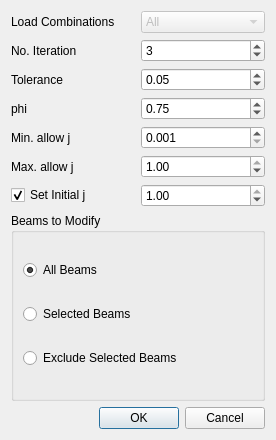
Above: applications/cfactor/widgets/beam_j.ui from ebrahimraeyat/civilTools before the change. Below: the same form after it.
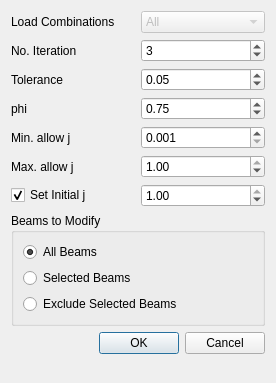
That is the form after the change.

Diff of the .ui file:
```diff
--- a/applications/cfactor/widgets/beam_j.ui
+++ b/applications/cfactor/widgets/beam_j.ui
@@ -7,7 +7,7 @@
     <x>0</x>
     <y>0</y>
     <width>276</width>
-    <height>440</height>
+    <height>383</height>
    </rect>
   </property>
   <property name="windowTitle">
@@ -215,6 +215,19 @@
      </property>
     </widget>
    </item>
+   <item>
+    <spacer name="verticalSpacer">
+     <property name="orientation">
+      <enum>Qt::Vertical</enum>
+     </property>
+     <property name="sizeHint" stdset="0">
+      <size>
+       <width>20</width>
+       <height>40</height>
+      </size>
+     </property>
+    </spacer>
+   </item>
   </layout>
  </widget>
  <tabstops>
```
